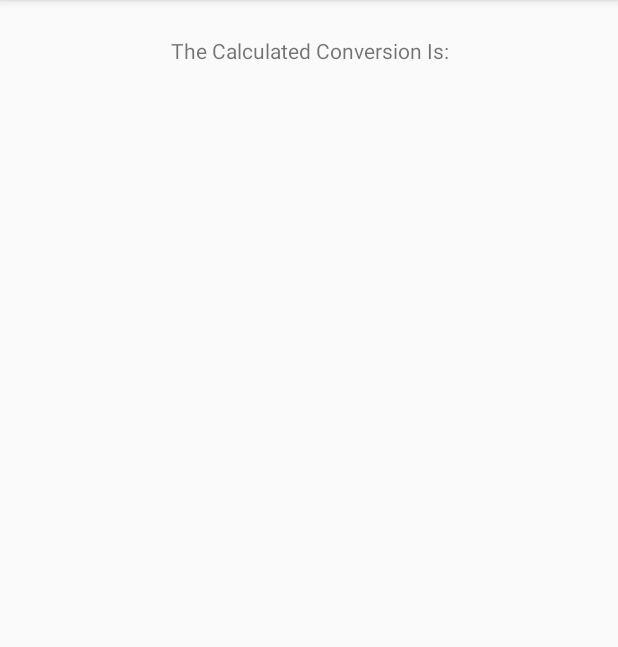
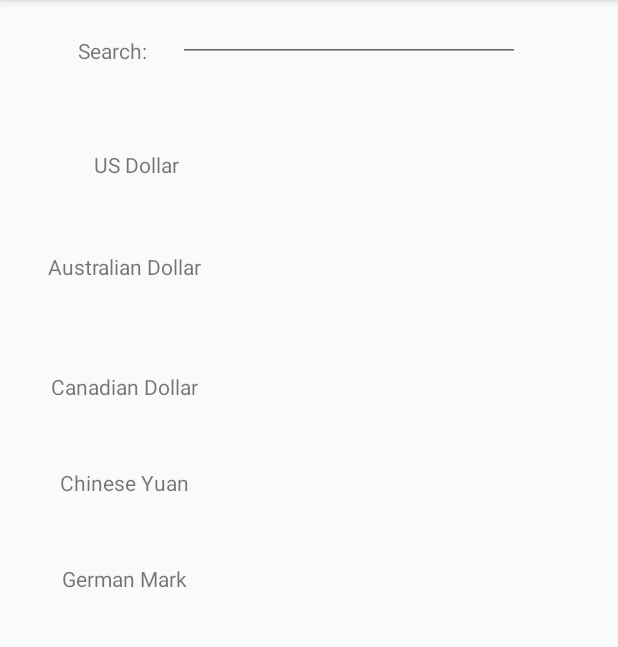
Before and after one commit to itsjbelmont/CurrencyConverter, an Android app: the screen it shows after launch (MainActivity), after a tap on "GO!", on a phone screen of 412 x 824 dp, the part 84-731 px from its top. Run offline under Robolectric (Android 15) with nearby library versions, the phone set to English and light mode, and no system bars.

Commit message:
Changed layout of main screen so that the main screen now just inputs the beginning currency.
The second page will list the equivalent output in the various currencies.

For now everything works, but back button will need to be fixed or a new one will need to be addded.

```diff
--- a/app/build.gradle
+++ b/app/build.gradle
@@ -25,4 +25,5 @@ dependencies {
     testImplementation 'junit:junit:4.12'
     androidTestImplementation 'com.android.support.test:runner:1.0.1'
     androidTestImplementation 'com.android.support.test.espresso:espresso-core:3.0.1'
+    implementation 'com.google.android.gms:play-services-maps:11.6.2'
 }
--- a/app/src/main/java/com/example/jackbelmont/currencyconverter/MainActivity.java
+++ b/app/src/main/java/com/example/jackbelmont/currencyconverter/MainActivity.java
@@ -11,6 +11,8 @@ import android.view.View.OnClickListener;
 import android.widget.EditText;
 import android.widget.EditText;
 import android.widget.TextView;
+
+import org.w3c.dom.Text;
 
 
 //Main public class which contains all the Main Activity
@@ -57,22 +59,51 @@ public class MainActivity extends AppCompatActivity
 
 
                 //will take in the value put in by the edit text space
-                EditText editText = (EditText) findViewById(R.id.editText2);
+               /* EditText editText = (EditText) findViewById(R.id.editText2);
                 String value = editText.getText().toString();
 
                 //outputs the value in activity_main2
                 setContentView(R.layout.activity_main2);
 
                 TextView textView = (TextView) findViewById(R.id.textView4);
-                textView.setText(value);
+                textView.setText(value);  */
 
                 //This gives a feature for returning to the main page but there is also
                 //a bug so until it is fixed we will keep it this way
-                /*
-                Intent intent = new Intent(context,MainActivity2.class);
 
-                startActivity(intent);
-                */
+
+                //Gets whatever was inputted into main text box
+                EditText editText = (EditText) findViewById(R.id.editText2);
+                String string1 = editText.getText().toString();
+
+
+                setContentView(R.layout.activity_main2);
+
+
+                //Puts value into text box 8
+                TextView textView = (TextView) findViewById(R.id.textView8);
+                textView.setText(string1);
+
+
+                //Puts value into text box 9
+                TextView textView1 = (TextView) findViewById(R.id.textView9);
+                textView1.setText(string1);
+
+                //puts value into box 10
+                TextView textView2 = (TextView) findViewById(R.id.textView10);
+                textView2.setText(string1);
+
+                //puts value into box 11
+                TextView textView3 = (TextView) findViewById(R.id.textView11);
+                textView3.setText(string1);
+
+                //puts view into box 12
+                TextView textView4 = (TextView) findViewById(R.id.textView12);
+                textView4.setText(string1);
+
+                //Intent intent = new Intent(context,MainActivity2.class);
+
+                //startActivity(intent);
             }
 
 
--- a/app/src/main/res/layout/activity_main2.xml
+++ b/app/src/main/res/layout/activity_main2.xml
@@ -9,25 +9,131 @@
 
     <TextView
         android:id="@+id/textView"
-        android:layout_width="326dp"
-        android:layout_height="32dp"
-        android:text="The Calculated Conversion Is:"
-        android:textAlignment="center"
+        android:layout_width="82dp"
+        android:layout_height="23dp"
+        android:text="Search:"
+        android:textAlignment="viewStart"
         app:layout_constraintBottom_toBottomOf="parent"
+        app:layout_constraintHorizontal_bias="0.158"
         app:layout_constraintLeft_toLeftOf="parent"
         app:layout_constraintRight_toRightOf="parent"
         app:layout_constraintTop_toTopOf="parent"
-        app:layout_constraintVertical_bias="0.033" />
+        app:layout_constraintVertical_bias="0.032" />
 
-    <TextView
-        android:id="@+id/textView4"
-        android:layout_width="141dp"
-        android:layout_height="40dp"
-        android:layout_marginTop="184dp"
-        android:textAlignment="center"
-        app:layout_constraintHorizontal_bias="0.502"
+    <EditText
+        android:id="@+id/editText2"
+        android:layout_width="228dp"
+        android:layout_height="41dp"
+        android:ems="10"
+        android:inputType="textShortMessage"
+        app:layout_constraintHorizontal_bias="0.644"
         app:layout_constraintLeft_toLeftOf="parent"
         app:layout_constraintRight_toRightOf="parent"
         app:layout_constraintTop_toTopOf="parent" />
 
+
+    <TextView
+        android:id="@+id/textView4"
+        android:layout_width="115dp"
+        android:layout_height="35dp"
+        android:layout_marginLeft="16dp"
+        android:layout_marginStart="25dp"
+        android:layout_marginTop="168dp"
+        android:text="Australian Dollar"
+        android:textAlignment="center"
+        app:layout_constraintLeft_toLeftOf="parent"
+        app:layout_constraintStart_toStartOf="parent"
+        app:layout_constraintTop_toTopOf="parent" />
+
+    <TextView
+        android:id="@+id/textView5"
+        android:layout_width="115dp"
+        android:layout_height="35dp"
+        android:layout_marginStart="25dp"
+        android:layout_marginTop="248dp"
+        android:text="Canadian Dollar"
+        android:textAlignment="center"
+        app:layout_constraintStart_toStartOf="parent"
+        app:layout_constraintTop_toTopOf="parent" />
+
+    <TextView
+        android:id="@+id/textView6"
+        android:layout_width="115dp"
+        android:layout_height="35dp"
+        android:layout_marginStart="25dp"
+        android:layout_marginTop="312dp"
+        android:text="Chinese Yuan"
+        android:textAlignment="center"
+        app:layout_constraintStart_toStartOf="parent"
+        app:layout_constraintTop_toTopOf="parent" />
+
+    <TextView
+        android:id="@+id/textView7"
+        android:layout_width="115dp"
+        android:layout_height="35dp"
+        android:layout_marginLeft="25dp"
+        android:layout_marginTop="376dp"
+        android:text="German Mark"
+        android:textAlignment="center"
+        app:layout_constraintLeft_toLeftOf="parent"
+        app:layout_constraintTop_toTopOf="parent" />
+
+    <TextView
+        android:id="@+id/textView8"
+        android:layout_width="118dp"
+        android:layout_height="36dp"
+        android:layout_marginEnd="52dp"
+        android:layout_marginTop="100dp"
+        app:layout_constraintEnd_toEndOf="parent"
+        app:layout_constraintTop_toTopOf="parent" />
+
+    <TextView
+        android:id="@+id/textView9"
+        android:layout_width="114dp"
+        android:layout_height="29dp"
+        android:layout_marginEnd="52dp"
+        android:layout_marginTop="168dp"
+        app:layout_constraintEnd_toEndOf="parent"
+        app:layout_constraintTop_toTopOf="parent" />
+
+    <TextView
+        android:id="@+id/textView3"
+        android:layout_width="110dp"
+        android:layout_height="35dp"
+        android:layout_marginStart="36dp"
+        android:layout_marginTop="100dp"
+        android:text="US Dollar"
+        android:textAlignment="center"
+        app:layout_constraintStart_toStartOf="parent"
+        app:layout_constraintTop_toTopOf="parent" />
+
+    <TextView
+        android:id="@+id/textView10"
+        android:layout_width="114dp"
+        android:layout_height="35dp"
+        android:layout_marginEnd="52dp"
+        app:layout_constraintBottom_toBottomOf="parent"
+        app:layout_constraintEnd_toEndOf="parent"
+        app:layout_constraintTop_toTopOf="parent"
+        app:layout_constraintVertical_bias="0.521" />
+
+    <TextView
+        android:id="@+id/textView11"
+        android:layout_width="126dp"
+        android:layout_height="32dp"
+        android:layout_marginEnd="44dp"
+        android:layout_marginTop="312dp"
+        app:layout_constraintEnd_toEndOf="parent"
+        app:layout_constraintTop_toTopOf="parent" />
+
+    <TextView
+        android:id="@+id/textView12"
+        android:layout_width="118dp"
+        android:layout_height="34dp"
+        android:layout_marginEnd="52dp"
+        android:layout_marginTop="376dp"
+        app:layout_constraintEnd_toEndOf="parent"
+        app:layout_constraintTop_toTopOf="parent" />
+
+
 </android.support.constraint.ConstraintLayout>
--- a/app/src/main/res/values/colors.xml
+++ b/app/src/main/res/values/colors.xml
@@ -1,6 +1,6 @@
 <?xml version="1.0" encoding="utf-8"?>
 <resources>
-    <color name="colorPrimary">#3F51B5</color>
+    <color name="colorPrimary">#3f49b5</color>
     <color name="colorPrimaryDark">#303F9F</color>
     <color name="colorAccent">#FF4081</color>
 </resources>
```
Also changed, not shown: app/src/main/java/com/example/jackbelmont/currencyconverter/MainActivity2.java (+32 -1 lines), app/src/main/res/layout/activity_main.xml (+16 -32 lines), app/src/main/res/values/strings.xml (+4 -4 lines).
